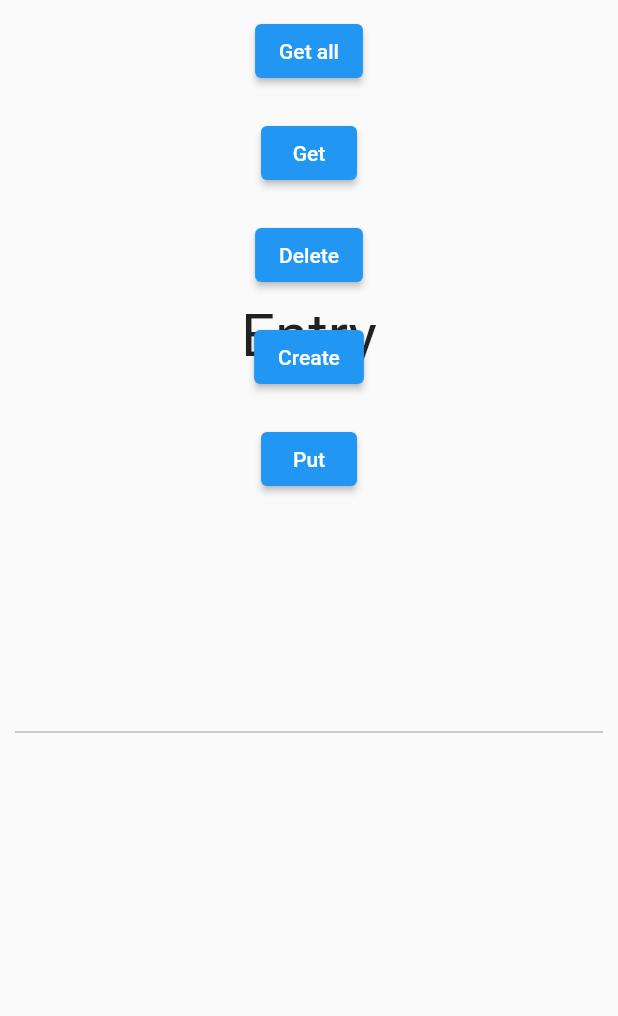
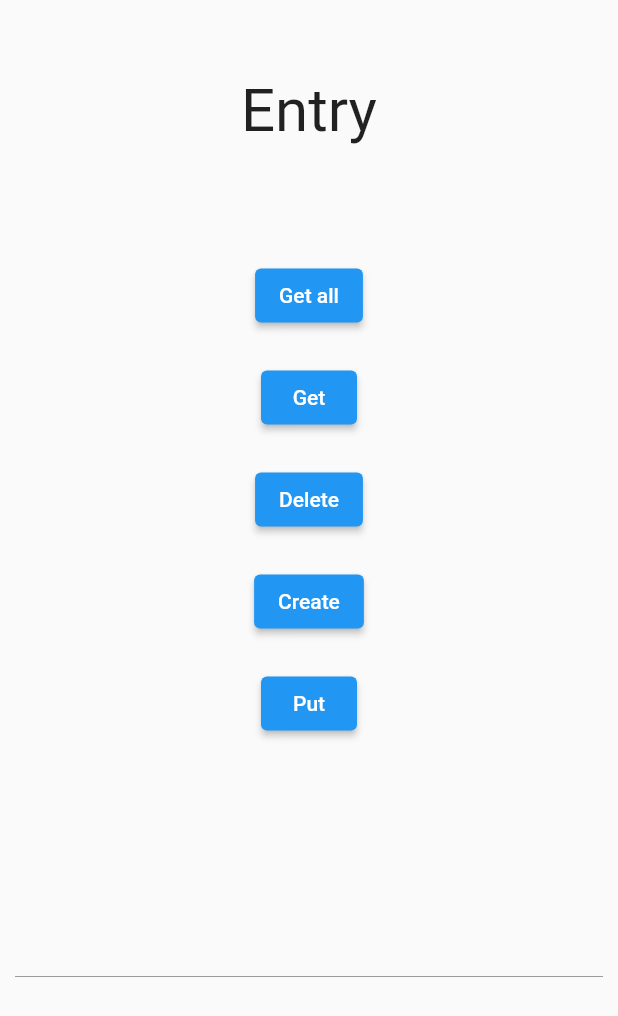
Before and after one commit to TimKaspar/m223-punchclock-frontend, a Flutter app: the screen it shows after launch, on a phone screen of 412 x 824 dp. Shown: the top 1016 px of the screen. Run offline on Flutter 3.47's test engine with Material 2 defaults, Android fonts, the phone set to English and light mode, and no system bars; our stand-ins replace date_time_picker.

Commit message:
git positioned title

```diff
--- a/lib/main.dart
+++ b/lib/main.dart
@@ -31,12 +31,12 @@ class MyHomePage extends StatelessWidget {
 
   @override
   Widget build(BuildContext context) {
-    return Material(
-      child: Stack(
+    return Scaffold(
+      body: Stack(
         alignment: AlignmentDirectional.topCenter,
         children: <Widget>[
           const Padding(
-            padding: EdgeInsets.only(top: 200),
+            padding: EdgeInsets.only(top: 50),
             child: Text(
               'Entry',
               style: TextStyle(fontSize: 40),
@@ -44,6 +44,8 @@ class MyHomePage extends StatelessWidget {
           ),
             Center(
               child: Column(
+                mainAxisAlignment: MainAxisAlignment.center,
+                crossAxisAlignment: CrossAxisAlignment.center,
                 children: <Widget>[
                   Padding(
                       padding: EdgeInsets.all(10),
```
Also changed, not shown: lib/data/entry.dart (+5 -10 lines), 3 other files. Lines whose indentation alone changed are shown as unchanged.
